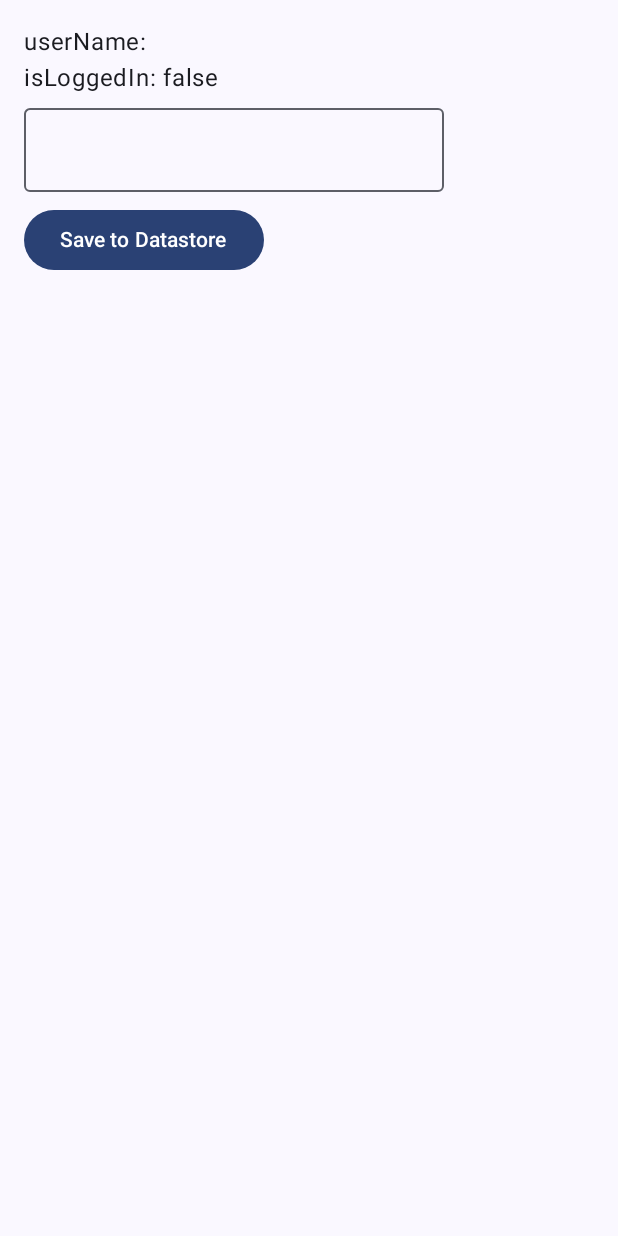
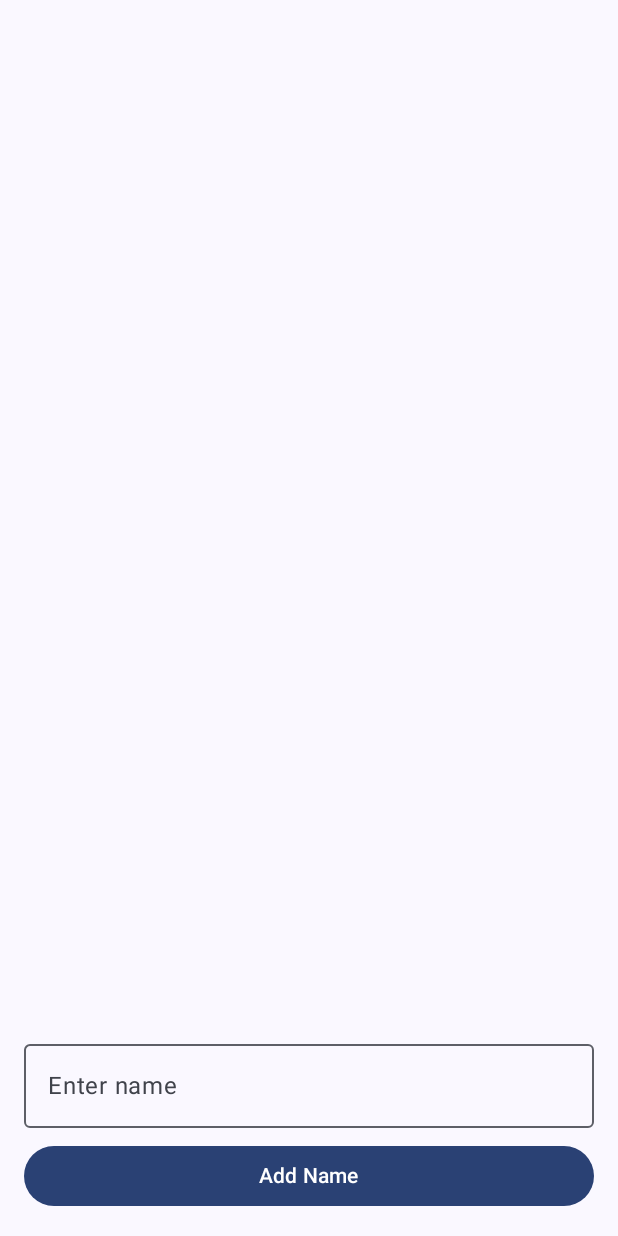
Before and after one commit to gunadermawan/android-course, an Android app built with Jetpack Compose: the screen it shows after launch (ComposeActivity), on a phone screen of 412 x 824 dp. Run offline under Robolectric (Android 15) with nearby library versions, the phone set to English and light mode, and no system bars.

Commit message:
course:local database storagae

```diff
--- a/app/src/main/java/com/gun/course/ComposeActivity.kt
+++ b/app/src/main/java/com/gun/course/ComposeActivity.kt
@@ -7,13 +7,17 @@ import androidx.activity.enableEdgeToEdge
 import androidx.compose.foundation.layout.Column
 import androidx.compose.foundation.layout.Spacer
 import androidx.compose.foundation.layout.fillMaxSize
+import androidx.compose.foundation.layout.fillMaxWidth
 import androidx.compose.foundation.layout.height
 import androidx.compose.foundation.layout.padding
+import androidx.compose.foundation.lazy.LazyColumn
+import androidx.compose.foundation.lazy.items
 import androidx.compose.material3.Button
 import androidx.compose.material3.OutlinedTextField
 import androidx.compose.material3.Scaffold
 import androidx.compose.material3.Text
 import androidx.compose.runtime.Composable
+import androidx.compose.runtime.LaunchedEffect
 import androidx.compose.runtime.collectAsState
 import androidx.compose.runtime.getValue
 import androidx.compose.runtime.mutableStateOf
@@ -24,6 +28,7 @@ import androidx.compose.ui.Modifier
 import androidx.compose.ui.platform.LocalContext
 import androidx.compose.ui.tooling.preview.Preview
 import androidx.compose.ui.unit.dp
+import androidx.lifecycle.viewmodel.compose.viewModel
 import com.gun.course.ui.theme.CourseAppTheme
 import com.gun.course.utils.IS_LOGIN_KEY
 import com.gun.course.utils.USERNAME_KEY
@@ -31,17 +36,19 @@ import com.gun.course.utils.dataStore
 import com.gun.course.utils.getSharedPreference
 import com.gun.course.utils.savePreference
 import com.gun.course.utils.saveToDataStore
+import com.gun.course.viewmodel.UserViewModel
+import com.gun.course.viewmodel.UserViewModelFactory
 import kotlinx.coroutines.flow.map
 import kotlinx.coroutines.launch
 
 class ComposeActivity : ComponentActivity() {
     override fun onCreate(savedInstanceState: Bundle?) {
         super.onCreate(savedInstanceState)
-        enableEdgeToEdge()
+//        enableEdgeToEdge()
         setContent {
             CourseAppTheme {
                 Scaffold(modifier = Modifier.fillMaxSize()) { innerPadding ->
-                    DataStoreScreen(modifier = Modifier.padding(innerPadding))
+                    UserListScreen(modifier = Modifier.padding(innerPadding))
                 }
             }
         }
@@ -111,10 +118,56 @@ fun SharedPrefScreen(modifier: Modifier = Modifier) {
     }
 }
 
+
+@Composable
+fun UserListScreen(
+    modifier: Modifier = Modifier, userViewModel: UserViewModel = viewModel(
+        factory = UserViewModelFactory(
+            LocalContext.current
+        )
+    )
+) {
+
+    val names by userViewModel.name.collectAsState()
+    var newName by remember {
+        mutableStateOf("")
+    }
+
+    Column(
+        modifier = modifier
+            .fillMaxSize()
+            .padding(16.dp)
+    ) {
+        LazyColumn(modifier = modifier.weight(1f)) {
+            items(names) { name ->
+                Text(text = name)
+            }
+        }
+        OutlinedTextField(
+            value = newName,
+            onValueChange = { newName = it },
+            label = { Text(text = "Enter name") }, modifier = modifier.fillMaxWidth()
+        )
+        Spacer(modifier = Modifier.height(8.dp))
+        Button(onClick = {
+            if (newName.isNotEmpty()) {
+                userViewModel.addName(newName)
+                newName = ""
+            }
+        }, modifier = modifier.fillMaxWidth()) {
+            Text(text = "Add Name")
+        }
+    }
+    LaunchedEffect(Unit) {
+        userViewModel.loadNames()
+    }
+}
+
+
 @Preview(showBackground = true)
 @Composable
 fun GreetingPreview() {
     CourseAppTheme {
-        DataStoreScreen()
+        UserListScreen()
     }
 }
--- /dev/null
+++ b/app/src/main/java/com/gun/course/local/database/DbHelper.kt
@@ -0,0 +1,50 @@
+package com.gun.course.local.database
+
+import android.content.Context
+import android.database.sqlite.SQLiteDatabase
+import android.database.sqlite.SQLiteOpenHelper
+
+class DbHelper(context: Context) :
+    SQLiteOpenHelper(context, DATABASE_NAME, null, DATABASE_VERSION) {
+    companion object {
+        private const val DATABASE_NAME = "mydatabase.db"
+        private const val DATABASE_VERSION = 1
+        private const val TABLE_NAME = "mytable"
+        private const val COLUMN_ID = "id"
+        private const val COLUMN_NAME = "name"
+
+        private const val CREATE_TABLE_SQL = "CREATE TABLE $TABLE_NAME (" +
+                "$COLUMN_ID INTEGER PRIMARY KEY AUTOINCREMENT, " +
+                "$COLUMN_NAME TEXT NOT NULL)"
+    }
+
+    override fun onCreate(db: SQLiteDatabase?) {
+        db?.execSQL(CREATE_TABLE_SQL)
+    }
+
+    override fun onUpgrade(db: SQLiteDatabase?, oldVersion: Int, newVersion: Int) {
+        db?.execSQL("DROP TABLE IF EXISTS $TABLE_NAME")
+        onCreate(db)
+    }
+
+    fun insertName(name: String) {
+        val db = writableDatabase
+        db.execSQL("INSERT INTO $TABLE_NAME ($COLUMN_NAME) VALUES ('$name')")
+        db.close()
+    }
+
+    fun getAllNames(): List<String> {
+        val names = mutableListOf<String>()
+        val db = readableDatabase
+        val cursor = db.rawQuery("SELECT * FROM $TABLE_NAME", null)
+        if (cursor.moveToFirst()) {
+            do {
+                val name = cursor.getString(cursor.getColumnIndexOrThrow(COLUMN_NAME))
+                names.add(name)
+            } while (cursor.moveToNext())
+        }
+        cursor.close()
+        db.close()
+        return names
+    }
+}
--- /dev/null
+++ b/app/src/main/java/com/gun/course/viewmodel/UserViewModel.kt
@@ -0,0 +1,32 @@
+package com.gun.course.viewmodel
+
+import android.content.Context
+import androidx.lifecycle.ViewModel
+import androidx.lifecycle.ViewModelProvider
+import com.gun.course.local.database.DbHelper
+import kotlinx.coroutines.flow.MutableStateFlow
+import kotlinx.coroutines.flow.StateFlow
+
+class UserViewModel(context: Context) : ViewModel() {
+    private val dbHelper = DbHelper(context)
+    private val _names = MutableStateFlow<List<String>>(emptyList())
+    val name: StateFlow<List<String>> = _names
+
+    fun loadNames() {
+        _names.value = dbHelper.getAllNames()
+    }
+
+    fun addName(name: String) {
+        dbHelper.insertName(name)
+        loadNames() //refresh list
+    }
+}
+
+class UserViewModelFactory(private val context: Context) : ViewModelProvider.Factory {
+    override fun <T : ViewModel> create(modelClass: Class<T>): T {
+        if (modelClass.isAssignableFrom(UserViewModel::class.java)) {
+            return UserViewModel(context) as T
+        }
+        throw IllegalArgumentException("Unknown ViewModel class")
+    }
+}
```
